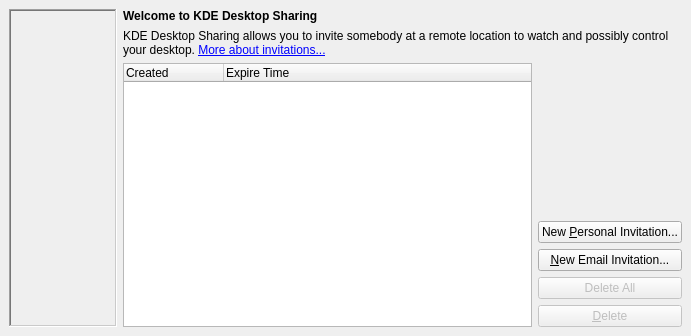
Qt form krfb/rfbmanageinvitations.ui (KDE/krfb) before a commit.
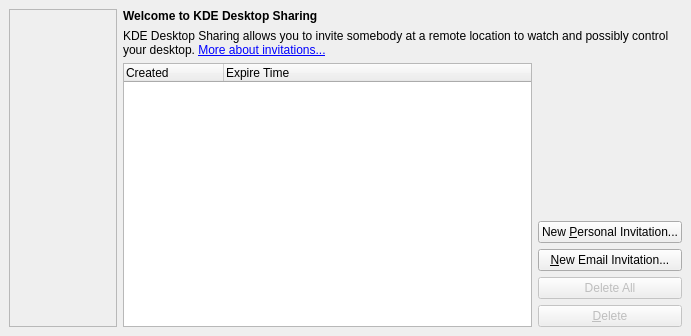
The same form after that commit. Icons and pictures are not drawn.

```diff
--- a/krfb/rfbmanageinvitations.ui
+++ b/krfb/rfbmanageinvitations.ui
@@ -99,10 +99,10 @@
       </size>
      </property>
      <property name="frameShape" >
-      <enum>QFrame::WinPanel</enum>
+      <enum>QFrame::StyledPanel</enum>
      </property>
      <property name="frameShadow" >
-      <enum>QFrame::Sunken</enum>
+      <enum>QFrame::Plain</enum>
      </property>
      <property name="scaledContents" >
       <bool>true</bool>
```
